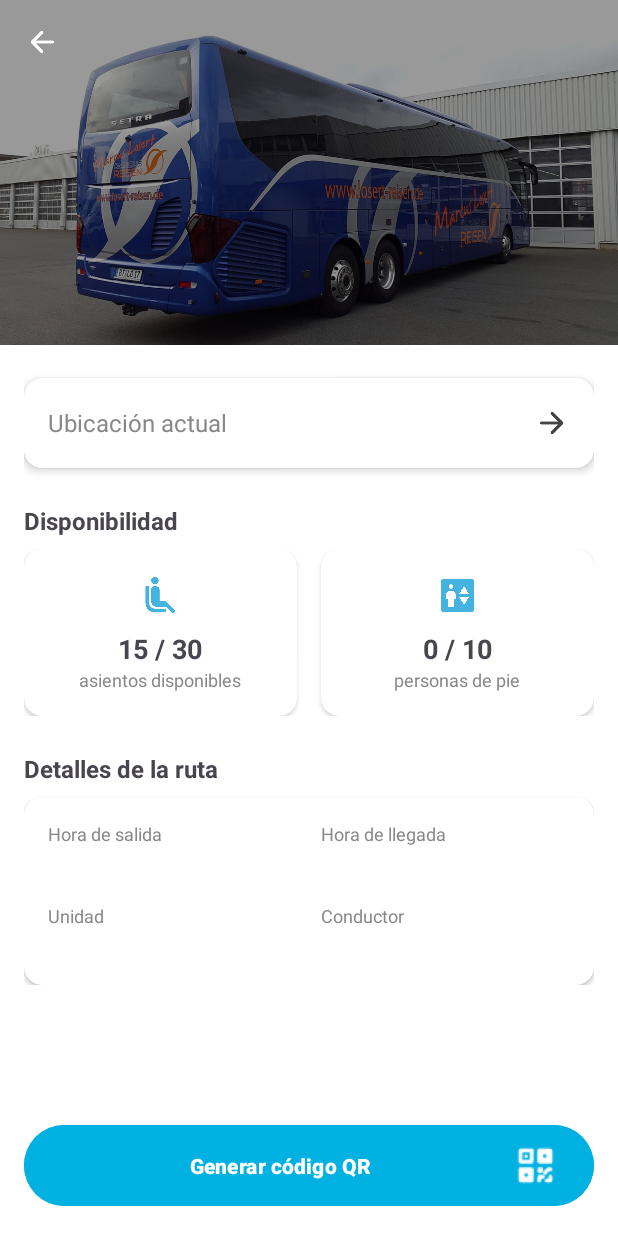
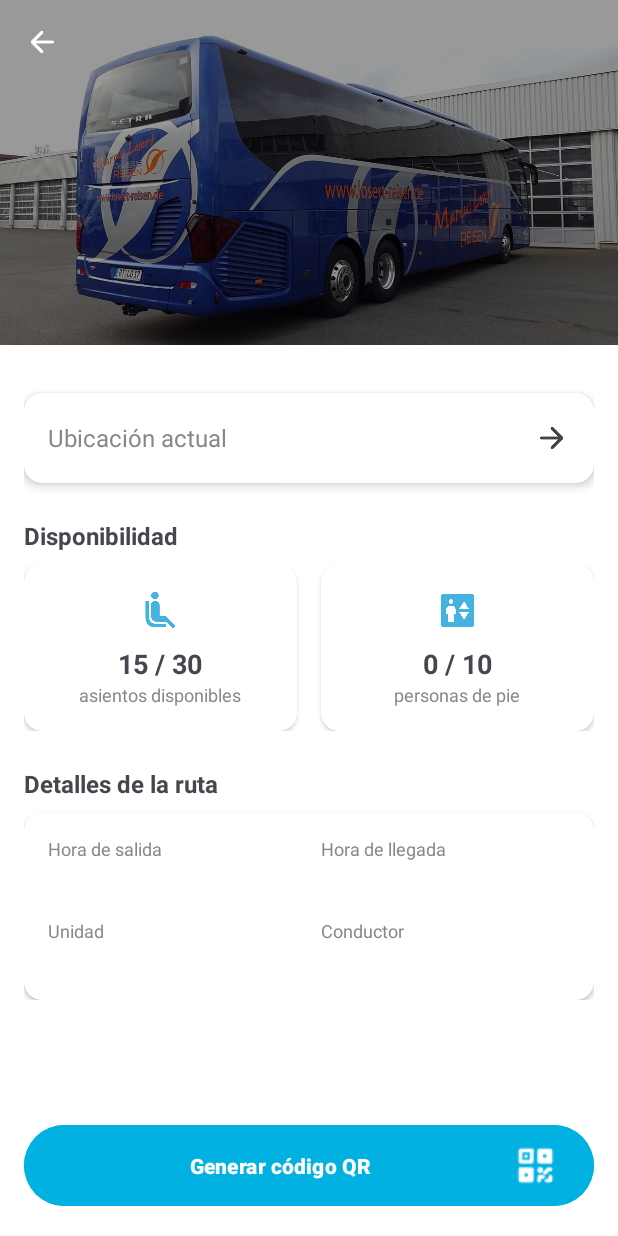
Before and after one commit to mercedeslop/C24_6_2025-1_G19_GestorDeServicioDeTransporte_view_student_and_driver_app, an Android app: the fragment DetalleRutaFragment placed in its activity, on a phone screen of 412 x 824 dp. Run offline under Robolectric (Android 15) with nearby library versions, the phone set to English and light mode, and no system bars; our stand-ins replace Firebase (no records; nobody signed in at launch, a user with empty details on screens opened directly); 6 statements that could not run were skipped.

Commit message:
Mejora del UI y UX del fragment_detalle_ruta.xml

```diff
--- a/app/src/main/res/layout/fragment_detalle_ruta.xml
+++ b/app/src/main/res/layout/fragment_detalle_ruta.xml
@@ -1,5 +1,5 @@
 <?xml version="1.0" encoding="utf-8"?>
-<androidx.coordinatorlayout.widget.CoordinatorLayout xmlns:android="http://schemas.android.com/apk/res/android"
+<FrameLayout xmlns:android="http://schemas.android.com/apk/res/android"
     xmlns:app="http://schemas.android.com/apk/res-auto"
     xmlns:tools="http://schemas.android.com/tools"
     android:id="@+id/fragmentDetalleRuta"
@@ -7,6 +7,20 @@
     android:layout_height="match_parent"
     android:background="@android:color/white">
 
+    <!-- Contenido scrolleable -->
+    <androidx.core.widget.NestedScrollView
+        android:id="@+id/scrollView"
+        android:layout_width="match_parent"
+        android:layout_height="match_parent"
+        android:clipToPadding="false"
+        android:paddingBottom="90dp">
+
+        <LinearLayout
+            android:layout_width="match_parent"
+            android:layout_height="wrap_content"
+            android:orientation="vertical">
+
+            <!-- Imagen superior -->
             <FrameLayout
                 android:layout_width="match_parent"
                 android:layout_height="230dp">
@@ -36,31 +50,19 @@
                     android:layout_width="wrap_content"
                     android:layout_height="wrap_content"
                     android:layout_gravity="center"
-            tools:text="PUENTE NUEVO - CAMPUS"
                     android:textColor="@android:color/white"
                     android:textSize="15sp"
-            android:textStyle="bold" />
+                    android:textStyle="bold"
+                    tools:text="PUENTE NUEVO - CAMPUS" />
             </FrameLayout>
 
-    <!-- Contenido scrollable -->
-    <androidx.core.widget.NestedScrollView
-        android:id="@+id/scrollView"
-        android:layout_width="match_parent"
-        android:layout_height="match_parent"
-        android:layout_marginTop="220dp"
-        android:clipToPadding="false"
-        app:layout_behavior="@string/appbar_scrolling_view_behavior">
-
-        <!-- Aquí esta LinearLayout con el contenido -->
             <LinearLayout
                 android:layout_width="match_parent"
                 android:layout_height="wrap_content"
                 android:orientation="vertical"
                 android:padding="16dp">
 
-
-
-            <!-- Card: ubicación actual -->
+                <!-- Card ubicación actual -->
                 <androidx.cardview.widget.CardView
                     android:layout_width="match_parent"
                     android:layout_height="60dp"
@@ -88,11 +90,10 @@
                             android:layout_width="24dp"
                             android:layout_height="24dp"
                             android:src="@drawable/ic_arrow_derecha"/>
-
                     </LinearLayout>
                 </androidx.cardview.widget.CardView>
 
-            <!-- Sección: disponibilidad -->
+                <!-- Disponibilidad -->
                 <TextView
                     android:layout_width="wrap_content"
                     android:layout_height="wrap_content"
@@ -148,7 +149,7 @@
                         </LinearLayout>
                     </androidx.cardview.widget.CardView>
 
-                <!-- De pie -->
+                    <!-- Personas de pie -->
                     <androidx.cardview.widget.CardView
                         android:layout_width="0dp"
                         android:layout_height="wrap_content"
@@ -188,7 +189,7 @@
                     </androidx.cardview.widget.CardView>
                 </LinearLayout>
 
-            <!-- Sección Detalles -->
+                <!-- Detalles -->
                 <TextView
                     android:layout_width="wrap_content"
                     android:layout_height="wrap_content"
@@ -209,7 +210,7 @@
                         android:layout_height="wrap_content"
                         android:padding="16dp">
 
-                    <!-- Hora de salida -->
+                        <!-- Hora salida -->
                         <TextView
                             android:id="@+id/labelHoraSalida"
                             android:layout_width="0dp"
@@ -226,14 +227,14 @@
                             android:id="@+id/txtHoraSalida"
                             android:layout_width="0dp"
                             android:layout_height="wrap_content"
-                        tools:text="6:00 AM"
                             android:textSize="16sp"
                             android:textStyle="bold"
+                            tools:text="6:00 AM"
                             app:layout_constraintTop_toBottomOf="@id/labelHoraSalida"
                             app:layout_constraintStart_toStartOf="@id/labelHoraSalida"
                             app:layout_constraintEnd_toEndOf="@id/labelHoraSalida" />
 
-                    <!-- Hora de llegada -->
+                        <!-- Hora llegada -->
                         <TextView
                             android:id="@+id/labelHoraLlegada"
                             android:layout_width="0dp"
@@ -306,14 +307,14 @@
                             app:layout_constraintTop_toBottomOf="@id/labelConductor"
                             app:layout_constraintStart_toStartOf="@id/labelConductor"
                             app:layout_constraintEnd_toEndOf="@id/labelConductor" />
-
                     </androidx.constraintlayout.widget.ConstraintLayout>
                 </androidx.cardview.widget.CardView>
 
             </LinearLayout>
+        </LinearLayout>
     </androidx.core.widget.NestedScrollView>
 
-    <!-- Botón Fijo Inferior -->
+    <!-- Botón fijo abajo -->
     <Button
         android:id="@+id/btnGenerarQR"
         android:layout_width="match_parent"
@@ -328,4 +329,4 @@
         android:drawablePadding="8dp"
         android:paddingVertical="12dp"
         android:textStyle="bold" />
-</androidx.coordinatorlayout.widget.CoordinatorLayout>
+</FrameLayout>
```
Lines whose indentation alone changed are shown as unchanged.
